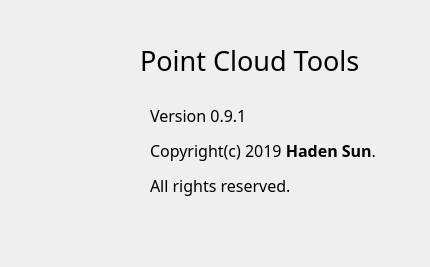
Old version of the form PointCloudTools/AboutWin.ui in the repository sunhaox/PointCloudTools.
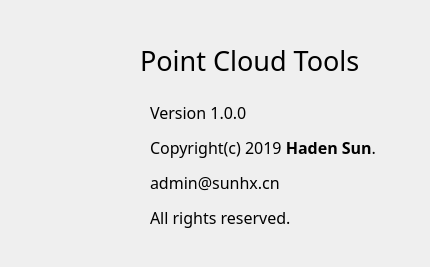
New version of the form. Icons and pictures are not drawn.

Commit message:
add point cloud filter
新增png转点云滤波功能
1.0.0版本

```diff
--- a/PointCloudTools/AboutWin.ui
+++ b/PointCloudTools/AboutWin.ui
@@ -58,7 +58,7 @@
      <x>150</x>
      <y>100</y>
      <width>261</width>
-     <height>101</height>
+     <height>131</height>
     </rect>
    </property>
    <property name="font">
@@ -68,7 +68,7 @@
     </font>
    </property>
    <property name="text">
-    <string>&lt;html&gt;&lt;head/&gt;&lt;body&gt;&lt;p&gt;Version 0.9.1&lt;/p&gt;&lt;p&gt;Copyright(c) 2019 &lt;span style=&quot; font-weight:600;&quot;&gt;Haden Sun&lt;/span&gt;.&lt;/p&gt;&lt;p&gt;All rights reserved.&lt;/p&gt;&lt;/body&gt;&lt;/html&gt;</string>
+    <string>&lt;html&gt;&lt;head/&gt;&lt;body&gt;&lt;p&gt;Version 1.0.0&lt;/p&gt;&lt;p&gt;Copyright(c) 2019 &lt;span style=&quot; font-weight:600;&quot;&gt;Haden Sun&lt;/span&gt;.&lt;/p&gt;&lt;p&gt;admin@sunhx.cn&lt;/p&gt;&lt;p&gt;All rights reserved.&lt;/p&gt;&lt;/body&gt;&lt;/html&gt;</string>
    </property>
    <property name="textFormat">
     <enum>Qt::RichText</enum>
```
The commit also changes 2 other files.
